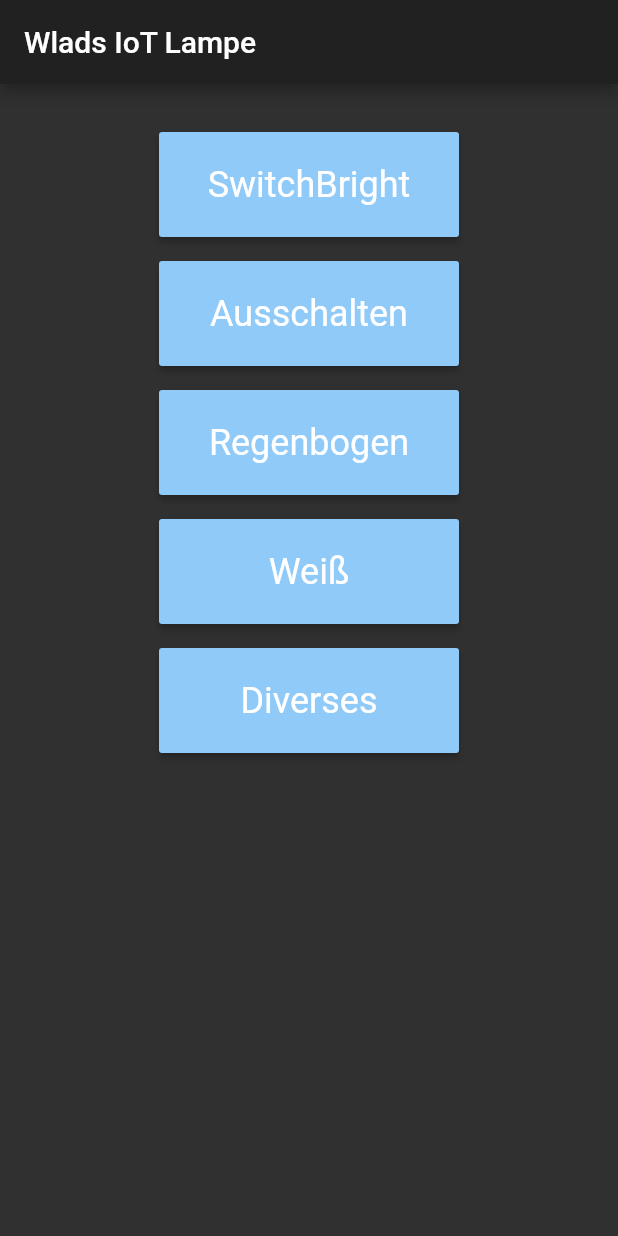
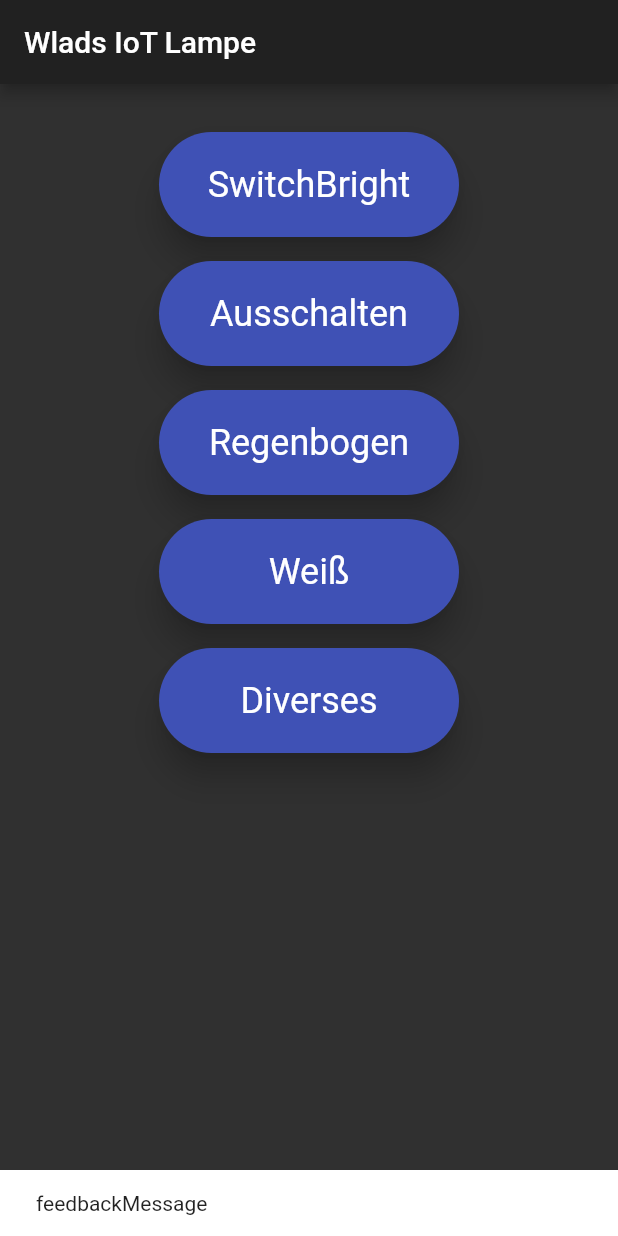
Before and after one commit to tobiasreissmann/ip_remote, a Flutter app: the screen it shows after launch, after a tap on "SwitchBright", on a phone screen of 412 x 824 dp. Run offline on Flutter 3.47's test engine with Material 2 defaults, Android fonts, the light colour scheme and no system bars.

Commit message:
some design tweeking

```diff
--- a/color_remote/lib/main.dart
+++ b/color_remote/lib/main.dart
@@ -7,8 +7,9 @@ class MyApp extends StatelessWidget {
   Widget build(BuildContext context) {
     return MaterialApp(
       theme: ThemeData(
-        primarySwatch: Colors.indigo,
+        primarySwatch: Colors.blue,
         brightness: Brightness.dark,
+        accentColor: Colors.blue[700],
       ),
       home: MyHomePage(),
     );
@@ -21,9 +22,12 @@ class MyHomePage extends StatefulWidget {
 }
 
 class _MyHomePageState extends State<MyHomePage> {
+  final _scaffoldKey = GlobalKey<ScaffoldState>();
+
   @override
   Widget build(BuildContext context) {
     return Scaffold(
+      key: _scaffoldKey,
       appBar: AppBar(
         title: Text('Wlads IoT Lampe'),
       ),
@@ -41,13 +45,21 @@ class _MyHomePageState extends State<MyHomePage> {
                 ButtonTheme(
                   minWidth: 200,
                   height: 70,
-                  buttonColor: Colors.blue[200],
+                  buttonColor: Colors.indigo,
                   child: RaisedButton(
+                    shape: RoundedRectangleBorder(borderRadius: BorderRadius.circular(35)),
+                    elevation: 9,
                     child: Text(
                       'SwitchBright',
                       style: TextStyle(color: Colors.white, fontSize: 24, fontWeight: FontWeight.w400),
                     ),
-                    onPressed: () => print('Wlad'),
+                    onPressed: () => _scaffoldKey.currentState.showSnackBar(
+                          SnackBar(
+                            content: Text(
+                              'feedbackMessage',
+                            ),
+                          ),
+                        ),
                   ),
                 ),
                 Padding(
@@ -56,8 +68,10 @@ class _MyHomePageState extends State<MyHomePage> {
                 ButtonTheme(
                   minWidth: 200,
                   height: 70,
-                  buttonColor: Colors.blue[200],
+                  buttonColor: Colors.indigo,
                   child: RaisedButton(
+                    shape: RoundedRectangleBorder(borderRadius: BorderRadius.circular(35)),
+                    elevation: 9,
                     child: Text(
                       'Ausschalten',
                       style: TextStyle(color: Colors.white, fontSize: 24, fontWeight: FontWeight.w400),
@@ -71,8 +85,10 @@ class _MyHomePageState extends State<MyHomePage> {
                 ButtonTheme(
                   minWidth: 200,
                   height: 70,
-                  buttonColor: Colors.blue[200],
+                  buttonColor: Colors.indigo,
                   child: RaisedButton(
+                    shape: RoundedRectangleBorder(borderRadius: BorderRadius.circular(35)),
+                    elevation: 9,
                     child: Text(
                       'Regenbogen',
                       style: TextStyle(color: Colors.white, fontSize: 24, fontWeight: FontWeight.w400),
@@ -86,8 +102,10 @@ class _MyHomePageState extends State<MyHomePage> {
                 ButtonTheme(
                   minWidth: 200,
                   height: 70,
-                  buttonColor: Colors.blue[200],
+                  buttonColor: Colors.indigo,
                   child: RaisedButton(
+                    shape: RoundedRectangleBorder(borderRadius: BorderRadius.circular(35)),
+                    elevation: 9,
                     child: Text(
                       'Weiß',
                       style: TextStyle(color: Colors.white, fontSize: 24, fontWeight: FontWeight.w400),
@@ -101,8 +119,10 @@ class _MyHomePageState extends State<MyHomePage> {
                 ButtonTheme(
                   minWidth: 200,
                   height: 70,
-                  buttonColor: Colors.blue[200],
+                  buttonColor: Colors.indigo,
                   child: RaisedButton(
+                    shape: RoundedRectangleBorder(borderRadius: BorderRadius.circular(35)),
+                    elevation: 9,
                     child: Text(
                       'Diverses',
                       style: TextStyle(color: Colors.white, fontSize: 24, fontWeight: FontWeight.w400),
```
